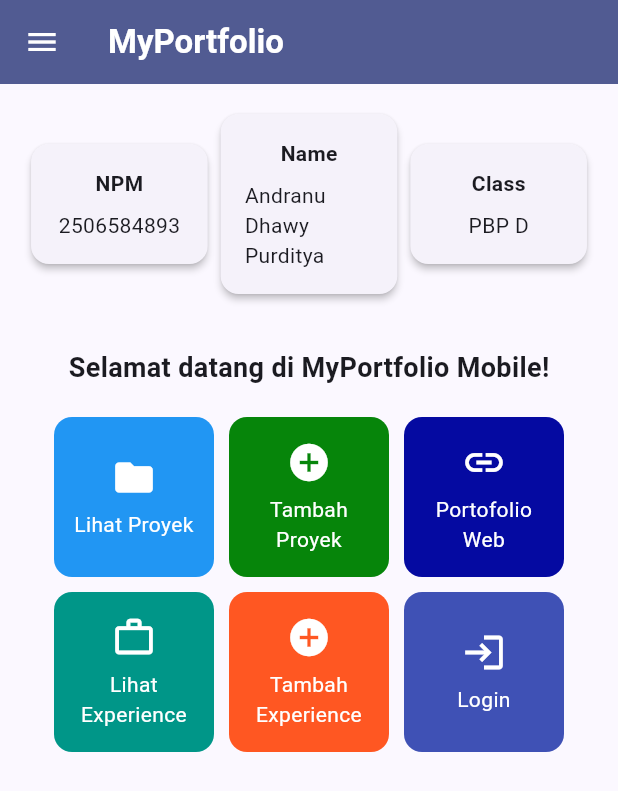
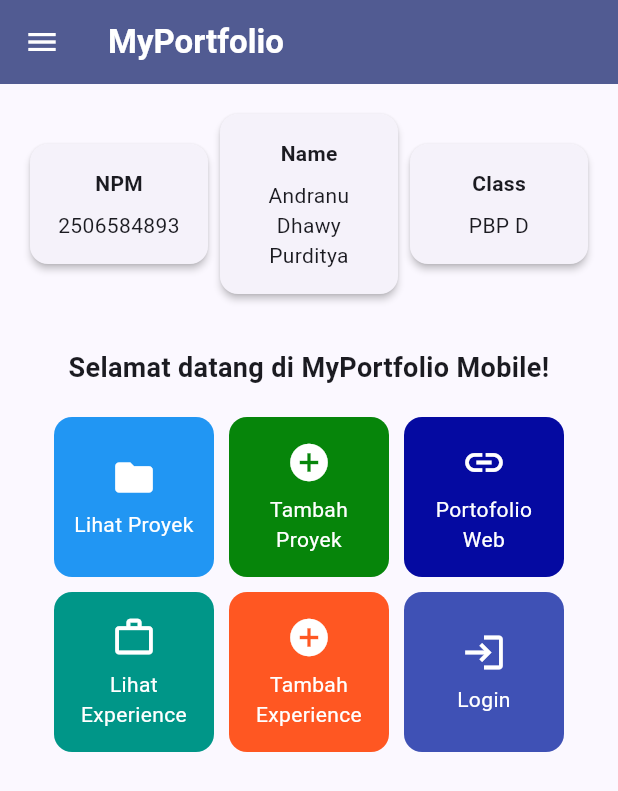
Before and after one commit to adpsxx/myportofolio_mobile, a Flutter app: the screen it shows after launch, on a phone screen of 412 x 824 dp. Shown: the top 791 px of the screen. Run offline on Flutter 3.47's test engine with Material 3 defaults, Android fonts, the phone set to English and light mode, and no system bars; our stand-ins replace material_ui; generated files the repository leaves out were written again.

Commit message:
feat: Optimize screen for wide device

```diff
--- a/lib/screens/menu.dart
+++ b/lib/screens/menu.dart
@@ -58,7 +58,7 @@ class MyHomePage extends StatelessWidget {
       ),
       drawer: const LeftDrawer(),
       // Body halaman utama dengan padding di sekelilingnya.
-      body: Padding(
+      body: SingleChildScrollView(
         padding: const EdgeInsets.all(16.0),
         child: Column(
           crossAxisAlignment: CrossAxisAlignment.center,
@@ -67,9 +67,15 @@ class MyHomePage extends StatelessWidget {
             Row(
               mainAxisAlignment: MainAxisAlignment.spaceEvenly,
               children: [
-                InfoCard(title: 'NPM', content: npm),
-                InfoCard(title: 'Name', content: nama),
-                InfoCard(title: 'Class', content: kelas),
+                Expanded(
+                  child: InfoCard(title: 'NPM', content: npm),
+                ),
+                Expanded(
+                  child: InfoCard(title: 'Name', content: nama),
+                ),
+                Expanded(
+                  child: InfoCard(title: 'Class', content: kelas),
+                ),
               ],
             ),
 
@@ -83,6 +89,7 @@ class MyHomePage extends StatelessWidget {
                     padding: EdgeInsets.only(top: 16.0),
                     child: Text(
                       'Selamat datang di MyPortfolio Mobile!',
+                      textAlign: TextAlign.center,
                       style: TextStyle(
                         fontWeight: FontWeight.bold,
                         fontSize: 18.0,
@@ -92,7 +99,7 @@ class MyHomePage extends StatelessWidget {
 
                   // GridView menampilkan kartu tombol dalam tata letak kisi 3 kolom.
                   GridView.count(
-                    primary: true,
+                    primary: false,
                     padding: const EdgeInsets.all(20),
                     crossAxisSpacing: 10,
                     mainAxisSpacing: 10,
@@ -125,16 +132,14 @@ class InfoCard extends StatelessWidget {
     return Card(
       // Memberikan efek bayangan kartu elevasi 2 unit.
       elevation: 2.0,
-      child: Container(
-        // Menyesuaikan lebar kartu dengan proporsi layar (dibagi 3.5).
-        width: MediaQuery.of(context).size.width / 3.5,
+      child: Padding(
         padding: const EdgeInsets.all(16.0),
         // Menyusun teks title dan content secara vertikal.
         child: Column(
           children: [
             Text(title, style: const TextStyle(fontWeight: FontWeight.bold)),
             const SizedBox(height: 8.0),
-            Text(content),
+            Text(content, textAlign: TextAlign.center),
           ],
         ),
       ),
--- a/lib/widgets/menu_card.dart
+++ b/lib/widgets/menu_card.dart
@@ -86,7 +86,7 @@ class ItemCard extends StatelessWidget {
               context,
               MaterialPageRoute(
                 builder: (context) => const ExperienceListScreen(),
-              )
+              ),
             );
           }
         },
```
